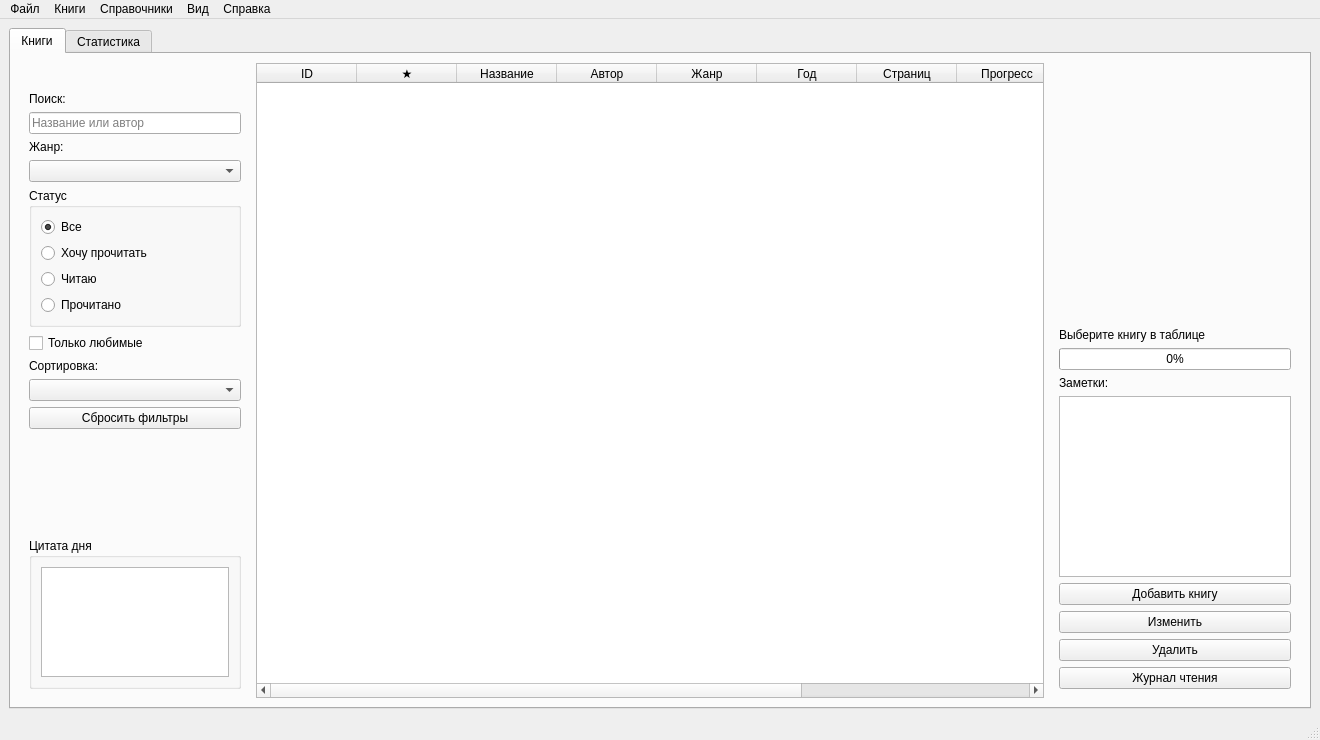
Before: the Qt Designer form ui/main_window.ui in monogamie/project, drawn with Qt 5.
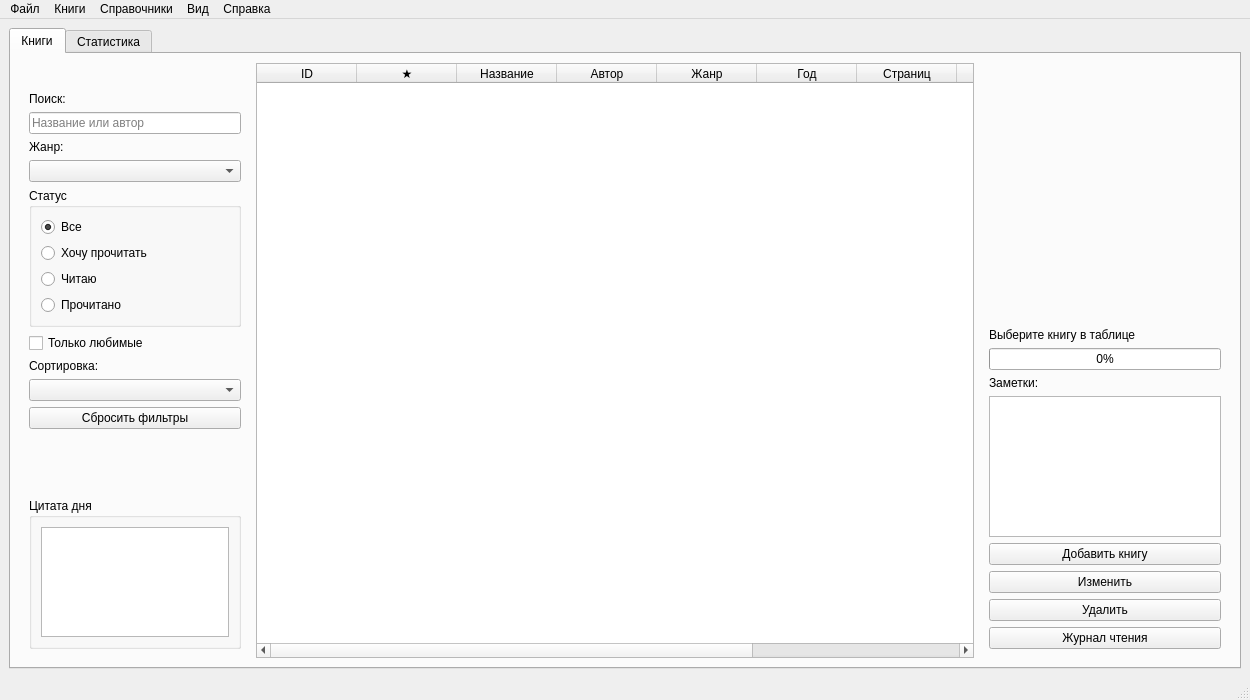
After: the same form once the commit is applied.

What changed in the file:
```diff
--- a/ui/main_window.ui
+++ b/ui/main_window.ui
@@ -6,8 +6,8 @@
    <rect>
     <x>0</x>
     <y>0</y>
-    <width>1320</width>
-    <height>740</height>
+    <width>1250</width>
+    <height>700</height>
    </rect>
   </property>
   <property name="windowTitle">
```
